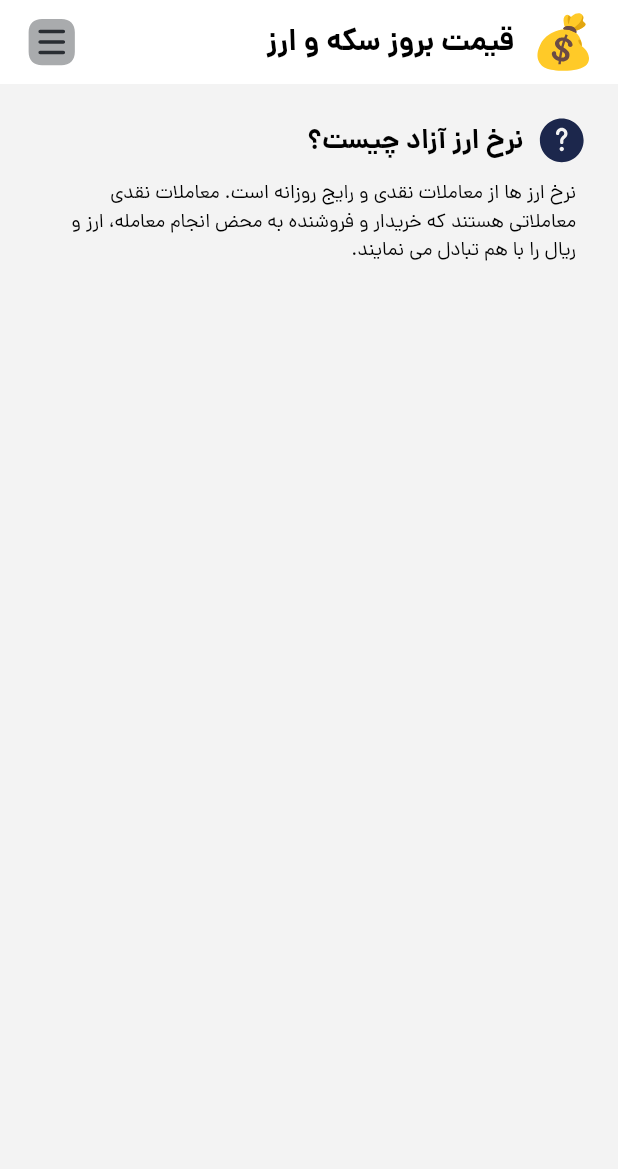
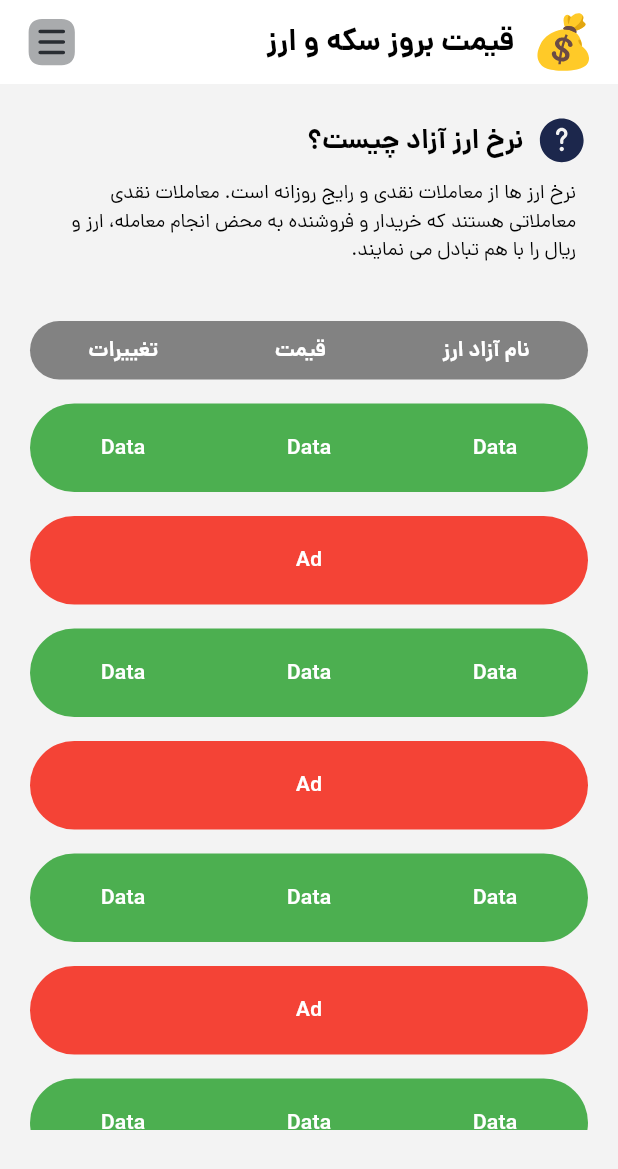
Before and after one commit to mahdi-khoshkhabar/currency_sample, a Flutter app: the screen it shows after launch, on a phone screen of 412 x 824 dp. Shown: the top 1169 px of the screen. Run offline on Flutter 3.47's test engine with Material 3 defaults, Android fonts, the phone set to English and light mode, and no system bars; our stand-ins replace flutter_svg.

Commit message:
list view added

```diff
--- a/lib/component/my_colors.dart
+++ b/lib/component/my_colors.dart
@@ -6,4 +6,5 @@ class SolidColors {
   static const backgroundColor = Color.fromARGB(255, 243, 243, 243);
   static const headline1Color = Color.fromARGB(255, 0, 0, 0);
   static const descriptionColor = Color.fromARGB(255, 0, 0, 0);
+  static const listViewTitleColor = Color.fromARGB(255, 130, 130, 130);
 }
--- a/lib/component/text_style.dart
+++ b/lib/component/text_style.dart
@@ -1,11 +1,14 @@
-import 'package:currency/component/my_colors.dart';
 import 'package:flutter/material.dart';
+
+import 'my_colors.dart';
+
 
 TextStyle appBarTextStyle = const TextStyle(
     fontFamily: 'Dana',
     fontSize: 20,
     fontWeight: FontWeight.w700,
     color: SolidColors.appBarTextColor);
+
 TextStyle headline1TextStyle = const TextStyle(
   fontFamily: 'Dana',
   fontSize: 18,
@@ -17,3 +20,8 @@ TextStyle descriptionTextStyle = const TextStyle(
   fontSize: 13,
   fontWeight: FontWeight.w300,
 );
+TextStyle listViewTitleTextStyle = const TextStyle(
+    fontFamily: 'Dana',
+    fontSize: 14,
+    fontWeight: FontWeight.w700,
+    color: Colors.white);
--- a/lib/main.dart
+++ b/lib/main.dart
@@ -1,8 +1,8 @@
-import 'package:currency/component/my_colors.dart';
-import 'package:currency/component/text_style.dart';
 import 'package:flutter/material.dart';
 import 'package:flutter_localizations/flutter_localizations.dart';
 import 'package:flutter_svg/flutter_svg.dart';
+import 'component/my_colors.dart';
+import 'component/text_style.dart';
 
 void main() {
   runApp(const MyApp());
@@ -86,6 +86,90 @@ class MyApp extends StatelessWidget {
                   style: descriptionTextStyle.copyWith(
                       color: SolidColors.descriptionColor),
                 ),
+              ),
+              const SizedBox(
+                height: 30,
+              ),
+              //list view title
+              Container(
+                width: double.infinity,
+                height: 39,
+                decoration: BoxDecoration(
+                    borderRadius: BorderRadius.circular(1000),
+                    color: SolidColors.listViewTitleColor),
+                child: Row(
+                  mainAxisAlignment: MainAxisAlignment.spaceAround,
+                  children: [
+                    Text(
+                      "نام آزاد ارز",
+                      style: listViewTitleTextStyle,
+                    ),
+                    Text(
+                      "قیمت",
+                      style: listViewTitleTextStyle,
+                    ),
+                    Text(
+                      "تغییرات",
+                      style: listViewTitleTextStyle,
+                    ),
+                  ],
+                ),
+              ),
+              SizedBox(
+                width: double.infinity,
+                height: 500,
+                child: ListView.separated(
+                    itemBuilder: (context, index) {
+                      return Padding(
+                        padding: const EdgeInsets.only(top: 16),
+                        child: Container(
+                          width: double.infinity,
+                          height: 59,
+                          decoration: BoxDecoration(
+                              borderRadius: BorderRadius.circular(1000),
+                              color: Colors.green),
+                          child: Row(
+                            mainAxisAlignment: MainAxisAlignment.spaceAround,
+                            children: [
+                              Text(
+                                "Data",
+                                style: listViewTitleTextStyle,
+                              ),
+                              Text(
+                                "Data",
+                                style: listViewTitleTextStyle,
+                              ),
+                              Text(
+                                "Data",
+                                style: listViewTitleTextStyle,
+                              ),
+                            ],
+                          ),
+                        ),
+                      );
+                    },
+                    separatorBuilder: (context, index) {
+                      return Padding(
+                        padding: const EdgeInsets.only(top: 16),
+                        child: Container(
+                          width: double.infinity,
+                          height: 59,
+                          decoration: BoxDecoration(
+                              borderRadius: BorderRadius.circular(1000),
+                              color: Colors.red),
+                          child: Row(
+                            mainAxisAlignment: MainAxisAlignment.spaceAround,
+                            children: [
+                              Text(
+                                "Ad",
+                                style: listViewTitleTextStyle,
+                              ),
+                            ],
+                          ),
+                        ),
+                      );
+                    },
+                    itemCount: 20),
               )
             ],
           ),
--- /dev/null
+++ b/model/currency_model.dart
@@ -0,0 +1,10 @@
+class CurrencyModel {
+  String name = "null";
+  String price = "null";
+  String change = "null";
+  CurrencyModel({
+    required this.name,
+    required this.price,
+    required this.change,
+  });
+}
```
